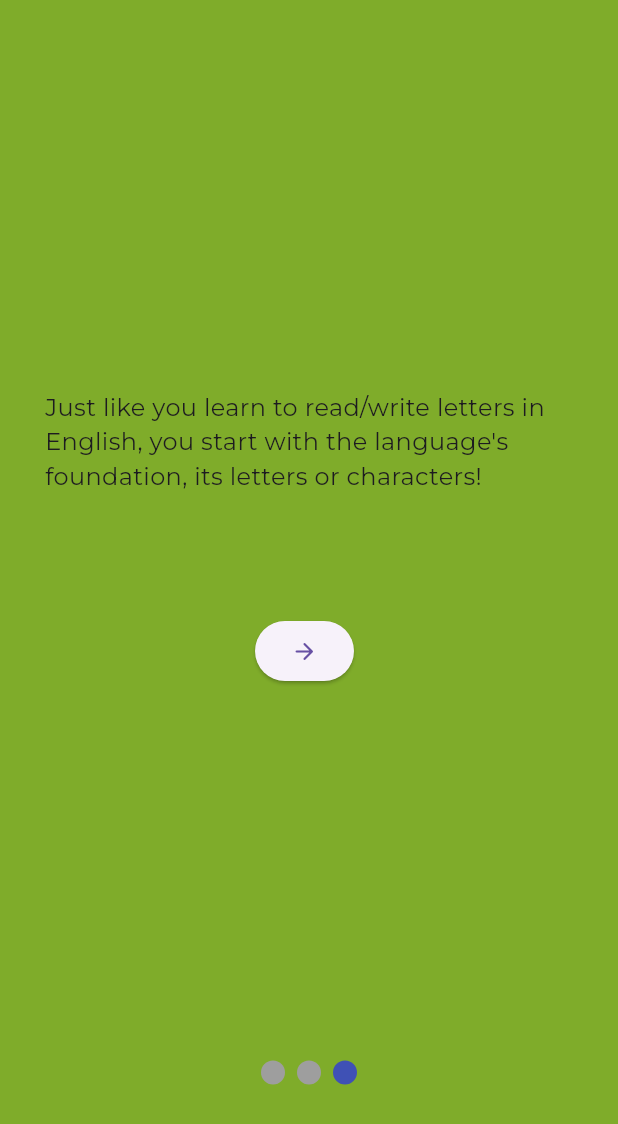
After one commit to iBoudreaux/Capstone, a Flutter app: the LetterPage screen opened directly, swiped to page 3, on a phone screen of 412 x 824 dp. The commit adds this screen. Shown: the top 1124 px of the screen. Run offline on Flutter 3.47's test engine with Material 3 defaults, Android fonts, the phone set to English and light mode, and no system bars; drawn by our look-alikes of smooth_page_indicator; our stand-ins replace google_fonts, google_nav_bar, hive_flutter, image_picker, percent_indicator; missing offline and left inert: mysql_client; accounts and stored records are empty.

Commit message:
Added more features
- Added introduction screens to lesson for letters
- updated the user profile page
- added page over view doesn't do anything yet
- addedn dependencies

```diff
--- a/signlanguageapp/lib/Pages/databaseconn.dart
+++ b/signlanguageapp/lib/Pages/databaseconn.dart
@@ -67,9 +67,8 @@ Future<bool> readUserInfo(String email, String password) async
     userSession.put("userID", data['userID']);
     userSession.put("firstname", data['firstName']);
     userSession.put("lastname", data['lastName']);
+    userSession.put("email", data['email']);
 
-
-    //print(userSession.get("userID"));
 
     }
 
--- /dev/null
+++ b/signlanguageapp/lib/Pages/menupages/components/introlessonpage.dart
@@ -0,0 +1,52 @@
+import 'package:flutter/material.dart';
+import 'package:google_fonts/google_fonts.dart';
+import 'package:signlanguageapp/Pages/menupages/lessonpages/letterpages/letterlessons.dart';
+
+class IntroLessonPage extends StatelessWidget {
+  final String strMessage;
+  final bool lastPage;
+
+
+  const IntroLessonPage({super.key, required this.strMessage, required this.lastPage});
+
+
+
+  @override
+  Widget build(BuildContext context) {
+    return
+      lastPage?
+      Stack(
+        children: [
+          Container(
+          color: const Color.fromARGB(255, 127, 172, 42),
+          child: Text(
+                  strMessage,
+                  style: GoogleFonts.montserrat(fontSize: 16),
+              ),
+      ),
+
+      Padding(
+        padding: const EdgeInsets.only(top: 150, left: 140),
+        child: ElevatedButton(onPressed: () {
+          Navigator.push(
+                              context,
+                              MaterialPageRoute(
+                              builder: (context) => const Letterlessons(),
+                                ),
+                              );
+        } , child: const Icon(Icons.arrow_forward_rounded)),
+      )
+        ],
+      ):
+
+      Container(
+        color: const Color.fromARGB(255, 127, 172, 42),
+        child: Text(
+                strMessage,
+                style: GoogleFonts.montserrat(fontSize: 16),
+            ),
+      );
+
+  }
+
+}
--- /dev/null
+++ b/signlanguageapp/lib/Pages/menupages/lessonpages/letterpages/basiclessonletterpage.dart
@@ -0,0 +1,54 @@
+import 'package:flutter/material.dart';
+import 'package:signlanguageapp/Pages/menupages/components/introlessonpage.dart';
+import 'package:smooth_page_indicator/smooth_page_indicator.dart';
+
+class LetterPage extends StatelessWidget{
+  LetterPage({super.key});
+
+  final PageController pgControlller = PageController();
+
+
+  @override
+  Widget build(BuildContext context) {
+    return Scaffold(
+      backgroundColor: const Color.fromARGB(255, 127, 172, 42),
+      body: Stack (
+        children: [
+
+          PageView(
+            controller: pgControlller,
+
+            children: const [
+              Padding(
+                padding: EdgeInsets.only( top: 200 , left: 30, right: 30),
+                child: IntroLessonPage(
+                strMessage: "Welcome to Sign the Way! We're excited to go on this sign language journey with you!\n\n"
+                "American Sign Language (ASL) is just like any other language with its own rules, structure, and specific ways of communication.",
+                lastPage: false,)),
+
+              Padding(
+                padding: EdgeInsets.only( top: 250 , left: 40, right: 30),
+                child: IntroLessonPage(
+                strMessage: "Unlike other languages, however, ASL uses only hands, body language, and facial expressions to talk to others.\n"
+                "But, how do we use our hands to talk?",
+                lastPage: false,)),
+
+              Padding(
+                padding: EdgeInsets.only( top: 260 , left: 30, right: 30),
+                child: IntroLessonPage(
+                  strMessage: "Just like you learn to read/write letters in English, you start with the language's foundation, its letters or characters!",
+                  lastPage: true,),
+          ),
+        ],
+
+        ),
+        Container(
+            alignment: const Alignment(0, 0.75),
+            child: SmoothPageIndicator(controller: pgControlller, count: 3),
+          ),
+      ]
+    )
+    );
+  }
+
+}
--- a/signlanguageapp/pubspec.yaml
+++ b/signlanguageapp/pubspec.yaml
@@ -48,6 +48,9 @@ dependencies:
 
   google_nav_bar: ^5.0.6
 
+  smooth_page_indicator: ^1.2.0
+
+
 
   # The following adds the Cupertino Icons font to your application.
   # Use with the CupertinoIcons class for iOS style icons.
@@ -76,6 +79,7 @@ flutter:
   # included with your application, so that you can use the icons in
   # the material Icons class.
   uses-material-design: true
+
 
   # To add assets to your application, add an assets section, like this:
   # assets:
```
Also changed, not shown: signlanguageapp/lib/Pages/menupages/components/lessoncard.dart (+12 -1 lines), signlanguageapp/lib/Pages/menupages/lessonpages/letterpages/letterlessons.dart (added, +12 -0 lines), signlanguageapp/lib/Pages/userprofilepages/userprofilepage.dart (+6 -5 lines), signlanguageapp/lib/Pages/userprofilepages/overviewpage.dart (added), signlanguageapp/pubspec.lock, 4 other files.
